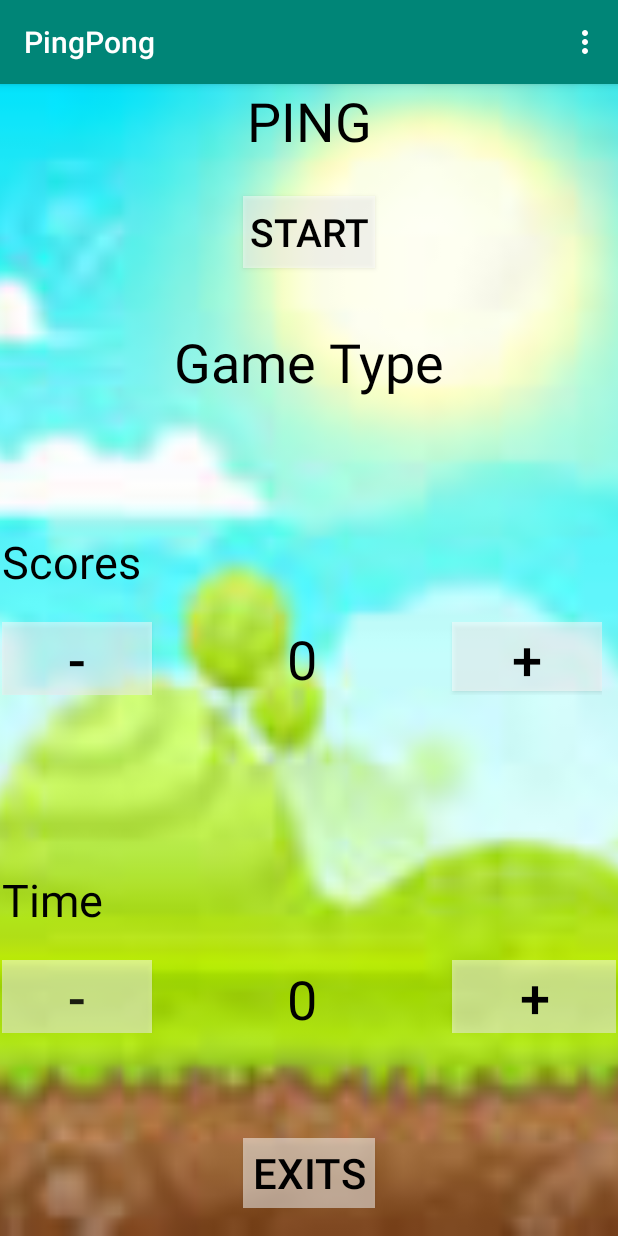
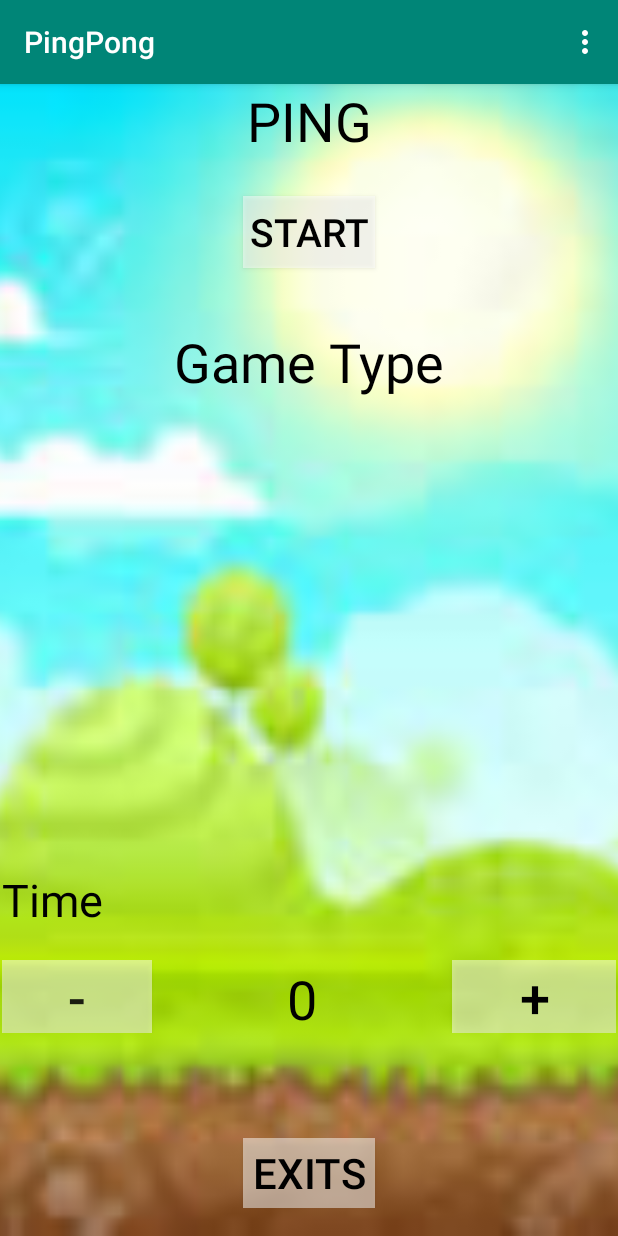
Before and after one commit to ColtinKunz/Ping2Pong, an Android app: the screen it shows after launch (MainActivity), on a phone screen of 412 x 824 dp. Run offline under Robolectric (Android 15) with nearby library versions, the phone set to English and light mode, and no system bars.

Commit message:
new edits

```diff
--- a/app/src/main/java/com/ist/pingpong/GameBoard.java
+++ b/app/src/main/java/com/ist/pingpong/GameBoard.java
@@ -38,14 +38,12 @@ private  MediaPlayer mediaPlayer;
         Point size = new Point();
         display.getSize(size);
         mainThread = new MainThread(this, size.x, size.y);
-        // mainThread.setTractScore(countScore);
         mainThread.setPlayer1(player1);
         mainThread.setPlayer2(player2);
         setContentView(mainThread);
         alert(countTime);
         mainThread.startTime(countTime * 60000);
         checkGameStatus(countTime * 60000);
-
 
     }
     @Override
--- a/app/src/main/res/layout-port/activity_main.xml
+++ b/app/src/main/res/layout-port/activity_main.xml
@@ -114,6 +114,7 @@
                 android:layout_width="wrap_content"
                 android:layout_height="wrap_content"
                 android:text="Scores"
+                android:visibility="invisible"
                 android:textColor="#000"
                 android:textSize="30sp" />
         </LinearLayout>
@@ -133,6 +134,7 @@
                 android:background="#80FFFFFF"
                 android:text="-"
                 android:textColor="#000"
+                android:visibility="invisible"
                 android:textSize="36sp" />
 
             <TextView
@@ -141,6 +143,7 @@
                 android:layout_height="wrap_content"
                 android:layout_marginRight="50dp"
                 android:text="0"
+                android:visibility="invisible"
                 android:textAlignment="center"
                 android:textColor="#000"
                 android:textSize="36sp" />
@@ -152,6 +155,7 @@
                 android:layout_gravity="right"
                 android:background="#80FFFFFF"
                 android:text="+"
+                android:visibility="invisible"
                 android:textColor="#000"
                 android:textSize="36sp" />
         </LinearLayout>
--- a/app/src/main/res/layout/activity_main.xml
+++ b/app/src/main/res/layout/activity_main.xml
@@ -83,6 +83,7 @@
         android:text="Scores"
         android:textColor="#000"
         android:textSize="30sp"
+        android:visibility="invisible"
         app:layout_constraintEnd_toStartOf="@+id/guideline2"
         app:layout_constraintHorizontal_bias="0.052"
         app:layout_constraintStart_toStartOf="parent"
@@ -116,6 +117,7 @@
         android:layout_marginEnd="6dp"
         android:background="#4DFFFFFF"
         android:text="-"
+        android:visibility="invisible"
         android:textColor="#000"
         android:textSize="36sp"
         app:layout_constraintBottom_toBottomOf="parent"
@@ -132,6 +134,7 @@
         android:text="0"
         android:textColor="#000"
         android:textSize="36sp"
+        android:visibility="invisible"
         app:layout_constraintBottom_toBottomOf="parent"
         app:layout_constraintEnd_toStartOf="@+id/startAdd"
         app:layout_constraintStart_toEndOf="@+id/startMinus"
@@ -147,6 +150,7 @@
         android:text="+"
         android:textColor="#000"
         android:textSize="36sp"
+        android:visibility="invisible"
         app:layout_constraintBottom_toBottomOf="parent"
         app:layout_constraintEnd_toStartOf="@+id/guideline2"
         app:layout_constraintStart_toEndOf="@+id/displayScores"
--- a/app/src/main/res/layout/activity_win.xml
+++ b/app/src/main/res/layout/activity_win.xml
@@ -12,6 +12,8 @@
         android:layout_width="410dp"
         android:layout_height="181dp"
         android:text="TextView"
+        android:textColor="#000"
+        android:textSize="25sp"
         app:layout_constraintBottom_toBottomOf="parent"
         app:layout_constraintEnd_toEndOf="parent"
         app:layout_constraintHorizontal_bias="0.0"
```
Also changed, not shown: app/src/main/java/com/ist/pingpong/MainThread.java (+8 -10 lines).
